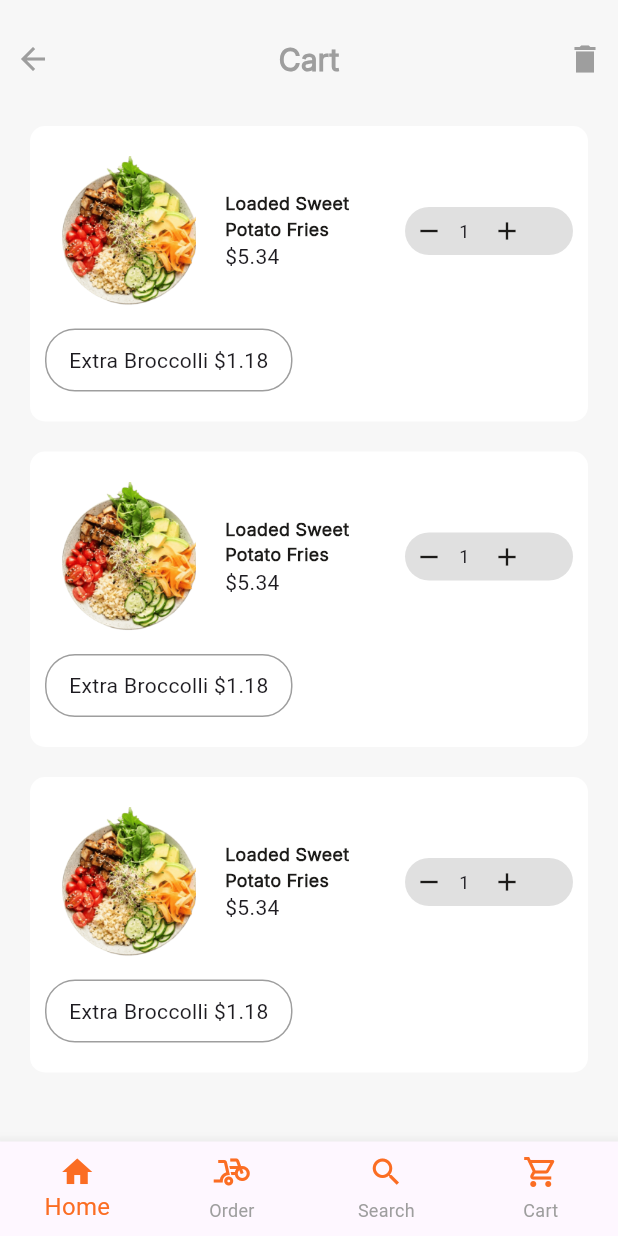
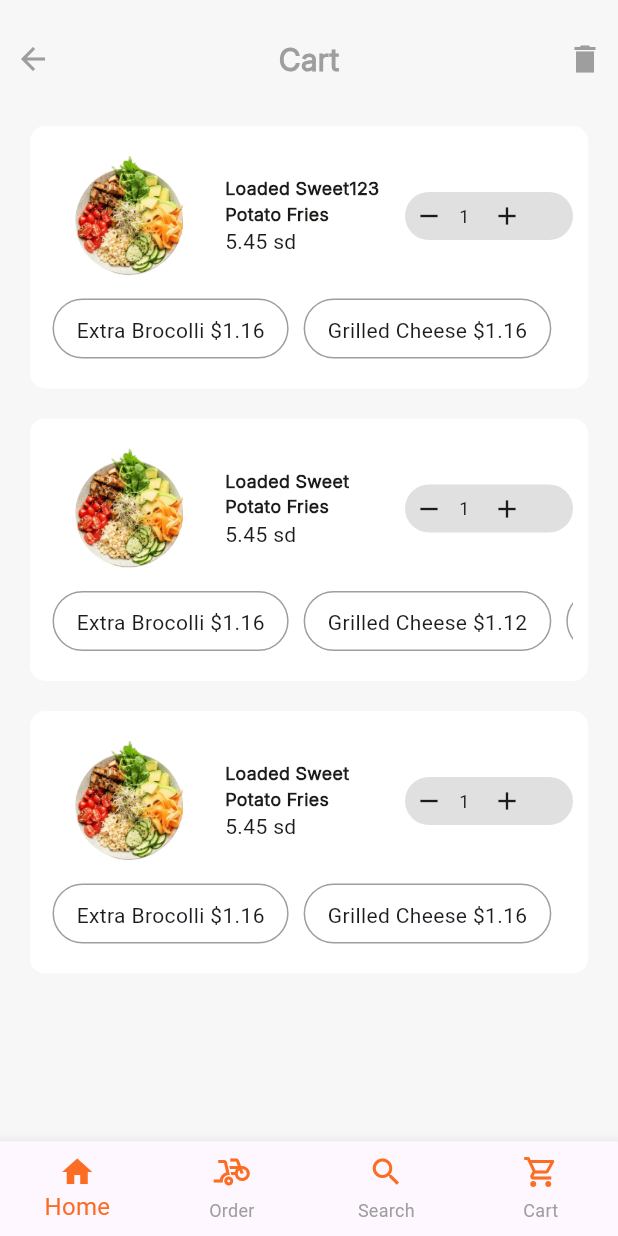
Before and after one commit to Asuraking913/chefgods, a Flutter app: the screen it shows after launch, on a phone screen of 412 x 824 dp. Run offline on Flutter 3.47's test engine with Material 3 defaults, Android fonts, the phone set to English and light mode, and no system bars; our stand-ins replace carousel_slider, flutter_riverpod.

Commit message:
feat: finished cart page

```diff
--- /dev/null
+++ b/lib/components/add_ons.dart
@@ -0,0 +1,30 @@
+import 'package:chefgods/components/colorClass.dart';
+import 'package:flutter/material.dart';
+
+class AddOn extends StatelessWidget {
+  final colorclass = ColorClass();
+  final String name;
+  final double price;
+
+  AddOn({
+
+  		required this.name,
+  		required this.price
+
+  	});
+
+  @override
+  Widget build(BuildContext context) {
+    return Container(
+    		margin: EdgeInsets.symmetric(vertical: 0, horizontal: 5),
+            decoration: BoxDecoration(
+                border: Border.all(width: 1, color: colorclass.secondary),
+                borderRadius: BorderRadius.circular(20)
+              ),
+            padding: EdgeInsets.symmetric(horizontal: 15, vertical: 10),
+              child: Text(
+                  '$name \$$price'
+                ),
+            );
+}
+}
--- a/lib/components/cart_card.dart
+++ b/lib/components/cart_card.dart
@@ -1,9 +1,25 @@
+import 'package:chefgods/components/add_ons.dart';
+import 'package:chefgods/components/cart_class.dart';
 import 'package:chefgods/components/colorClass.dart';
 import 'package:flutter/material.dart';
 
 class CartCard extends StatelessWidget {
   final colorclass = ColorClass();
+  String name;
+  double price;
+  String image;
+  List<AddOns> addOns;
+  int portion;
 
+  CartCard({
+
+      required this.name,
+      required this.price,
+      required this.image,
+      required this.addOns,
+      required this.portion
+
+    });
   @override
   Widget build(BuildContext context) {
     return Container(
@@ -20,12 +36,12 @@ class CartCard extends StatelessWidget {
     		  				children: <Widget>[
     		  					Expanded(
     		  					  child: Container(
-    		  					  		width: 100,
-    		  					  		height: 100,
+    		  					  		width: 80,
+    		  					  		height: 80,
     		  					  		decoration: BoxDecoration(
     		                              borderRadius: BorderRadius.circular(10),
     		                              image: DecorationImage(
-    		                                  image: AssetImage('assets/image/food1.png'),
+    		                                  image: AssetImage('assets/image/$image'),
     		                                )
     		                            ),
     		  					  	),
@@ -39,7 +55,7 @@ class CartCard extends StatelessWidget {
     		  					  child: Column(
     		  					  	crossAxisAlignment: CrossAxisAlignment.start,
     		  					  	children: <Widget>[
-    		  					  		Text('Loaded Sweet Potato Fries',
+    		  					  		Text('$name',
     		  					  			softWrap: true,
     		  					  			maxLines: 10,
     		  					  			style: TextStyle(
@@ -49,7 +65,7 @@ class CartCard extends StatelessWidget {
     		  					  				fontFamily: 'inter',
     		  					  			),),
 
-    		  					  		Text('\$5.34')
+    		  					  		Text('$price sd')
     		  					  	],
     		  					  ),
     		  					),
@@ -72,7 +88,7 @@ class CartCard extends StatelessWidget {
     		                                                size: 20,
     		  					                          ),
     		  					  							SizedBox(width: 10,),
-    		  					                          Text('1', style: TextStyle(
+    		  					                          Text('$portion', style: TextStyle(
     		  					                          		fontSize: 12
     		  					                          	),),
     		  					  							SizedBox(width: 15,),
@@ -92,18 +108,15 @@ class CartCard extends StatelessWidget {
 
     		                SizedBox(height: 15,),
 
-    		                GestureDetector(
-    		                    child: Container(
-    		                      decoration: BoxDecoration(
-    		                          border: Border.all(width: 1, color: colorclass.secondary),
-    		                          borderRadius: BorderRadius.circular(20)
-    		                        ),
-    		                      padding: EdgeInsets.symmetric(horizontal: 15, vertical: 10),
-    		                        child: Text(
-    		                            'Extra Broccolli \$1.18'
-    		                          ),
-    		                      ),
-    		                  )
+
+
+    		               Container(
+                        height: 40,
+    		                 child: ListView(
+                            scrollDirection: Axis.horizontal,
+    		                    children: addOns.map((items) => AddOn(name: items.name, price: items.price)).toList()
+    		                  ),
+    		               )
     		  		],
     		  	),
     		)
--- /dev/null
+++ b/lib/components/cart_class.dart
@@ -0,0 +1,35 @@
+class AddOns {
+
+	String name;
+	double price;
+
+	AddOns({
+
+			required this.name,
+			required this.price
+
+		});
+
+}
+
+
+
+class CartClass {
+
+
+		String name;
+		double price;
+		int portionQuantiy;
+		String image;
+		List<AddOns> addOn;
+
+		CartClass({
+
+			required this.name,
+			required this.price,
+			required this.portionQuantiy,
+			required this.addOn,
+			required this.image
+
+			});
+}
--- a/lib/pages/cart.dart
+++ b/lib/pages/cart.dart
@@ -1,4 +1,5 @@
 import 'package:chefgods/components/cart_card.dart';
+import 'package:chefgods/components/cart_class.dart';
 import 'package:chefgods/components/colorClass.dart';
 import 'package:chefgods/components/nav_bar.dart';
 import 'package:flutter/material.dart';
@@ -7,6 +8,40 @@ class CartPage extends StatelessWidget {
 
 
   final colorclass = ColorClass();
+  List CartList = <CartClass>[
+    CartClass(
+        name: 'Loaded Sweet123 Potato Fries',
+        price: 5.45,
+        portionQuantiy: 1,
+        image: "food1.png",
+        addOn: [
+          AddOns(name: 'Extra Brocolli', price: 1.16),
+          AddOns(name: 'Grilled Cheese', price: 1.16),
+        ]
+      ),
+    CartClass(
+        name: 'Loaded Sweet Potato Fries',
+        price: 5.45,
+        image: "food1.png",
+        portionQuantiy: 1,
+        addOn: [
+          AddOns(name: 'Extra Brocolli', price: 1.16),
+          AddOns(name: 'Grilled Cheese', price: 1.12),
+          AddOns(name: 'Doughnut', price: 1.09),
+          AddOns(name: 'Grilled Cheese', price: 0.54),
+        ]
+      ),
+    CartClass(
+        name: 'Loaded Sweet Potato Fries',
+        price: 5.45,
+        portionQuantiy: 1,
+        image: "food1.png",
+        addOn: [
+          AddOns(name: 'Extra Brocolli', price: 1.16),
+          AddOns(name: 'Grilled Cheese', price: 1.16),
+        ]
+      ),
+  ];
 
   @override
   Widget build(BuildContext context) {
@@ -14,7 +49,8 @@ class CartPage extends StatelessWidget {
     		child: Scaffold(
           backgroundColor: colorclass.background,
     				bottomNavigationBar: BottomNavigation(),
-    				body: Padding(
+    				body: SingleChildScrollView(
+    				  child: Padding(
     				    padding: const EdgeInsets.symmetric(vertical: 25, horizontal: 10),
     				    child: Column(
     				    		children: <Widget>[
@@ -61,17 +97,14 @@ class CartPage extends StatelessWidget {
     				                                      padding: EdgeInsets.symmetric(vertical: 10, horizontal: 10),
     				                                      child: Wrap(
     				                                          runSpacing: 20,
-                                        children: [
-                                          CartCard(),
-                                          CartCard(),
-                                          CartCard(),
-                                        ],
+    				                                          children: CartList.map((items) => CartCard(name: items.name, price: items.price, image: items.image, addOns: items.addOn, portion: items.portionQuantiy,)).toList()
     				                                        ),
     				                                    )
     				    		],
     				    	),
     				  ),
     				),
+    			),
     	);
   }
 }
```
Lines whose indentation alone changed are shown as unchanged.
